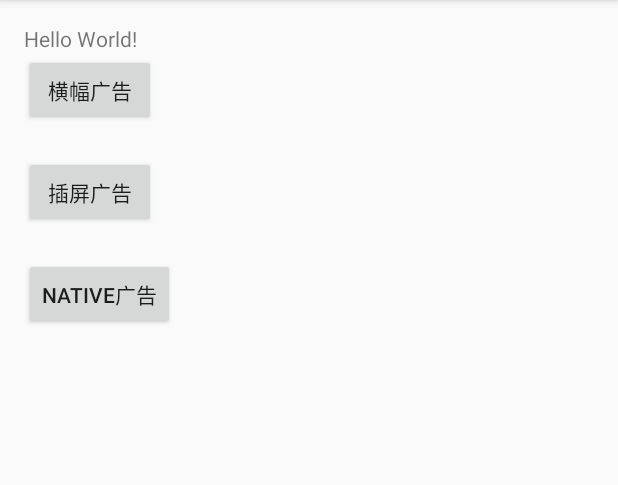
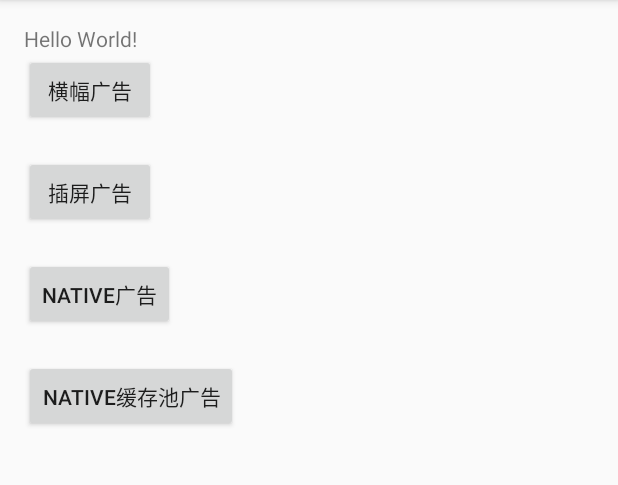
Before and after one commit to HawkAD/Advert, an Android app: the screen it shows after launch (MainActivity), on a phone screen of 412 x 824 dp, the part 84-569 px from its top. Run offline under Robolectric (Android 15) with nearby library versions, the light colour scheme and no system bars; 2 statements that could not run were skipped.

Commit message:
添加缓存池demo功能
N/A

.

Signed-off-by: christuo <christuo@tcl.com>

```diff
--- a/app/src/main/AndroidManifest.xml
+++ b/app/src/main/AndroidManifest.xml
@@ -37,7 +37,11 @@
             android:theme="@style/SubTheme"
             android:configChanges="keyboard|keyboardHidden|orientation|screenLayout|uiMode|screenSize|smallestScreenSize"
             android:launchMode="singleTask"/>
-
+        <activity
+            android:name="com.hawk.android.adsdk.demo.NativeAdPoolActiveity"
+            android:theme="@style/SubTheme"
+            android:configChanges="keyboard|keyboardHidden|orientation|screenLayout|uiMode|screenSize|smallestScreenSize"
+            android:launchMode="singleTask"/>
         <activity android:name="com.facebook.ads.InterstitialAdActivity"
                   android:configChanges="keyboardHidden|orientation|screenSize" />
 
--- a/app/src/main/java/com/hawk/android/adsdk/demo/MainActivity.java
+++ b/app/src/main/java/com/hawk/android/adsdk/demo/MainActivity.java
@@ -12,6 +12,7 @@
     private Button mBannerBtn;
     private Button mInterstitialBtn;
     private Button mNativeBtn;
+    private Button mNativePoolBtn;
 
     @Override
     protected void onCreate(Bundle savedInstanceState) {
@@ -24,9 +25,11 @@
         mBannerBtn = (Button)this.findViewById(R.id.btn_banner);
         mInterstitialBtn = (Button)this.findViewById(R.id.btn_interstitial);
         mNativeBtn = (Button)this.findViewById(R.id.btn_native);
+        mNativePoolBtn = (Button)this.findViewById(R.id.btn_native_pool);
         mBannerBtn.setOnClickListener(this);
         mInterstitialBtn.setOnClickListener(this);
         mNativeBtn.setOnClickListener(this);
+        mNativePoolBtn.setOnClickListener(this);
     }
 
     @Override
@@ -44,7 +47,10 @@
                 Intent intent2 = new Intent(this,NativeAdSpreadSampleActivity.class);
                 this.startActivity(intent2);
                 break;
-
+            case R.id.btn_native_pool:
+                Intent intent3 = new Intent(this,NativeAdPoolActiveity.class);
+                this.startActivity(intent3);
+                break;
 
         }
     }
--- a/app/src/main/java/com/hawk/android/adsdk/demo/MyApplication.java
+++ b/app/src/main/java/com/hawk/android/adsdk/demo/MyApplication.java
@@ -30,7 +30,9 @@
         /**
          * 可以通过这个方法打开和关闭日志
          */
-        HkMobileAds.openLog();
+        if (BuildConfig.DEBUG) {
+            HkMobileAds.openLog();
+        }
         /**
          * sdk初始化方法，拉取并刷新后台配置的相关信息，拉取成功后会保存在本地，请确保在load广告之前调用。
          * 参数：
--- a/app/src/main/java/com/hawk/android/adsdk/demo/NativeAdSpreadSampleActivity.java
+++ b/app/src/main/java/com/hawk/android/adsdk/demo/NativeAdSpreadSampleActivity.java
@@ -87,7 +87,7 @@
         /**
          * setImgUrlMode(false) 可以设置返回图片的模式,true为只返回图片的Url，false为返回图片资源，默认为false
          */
-        mHKNativeAd.loadAd(new HawkAdRequest().setImgUrlMode(true)
+        mHKNativeAd.loadAd(new HawkAdRequest().setImgUrlMode(false)
                 .setMoPubViewBinder(new ViewBinder.Builder(R.layout.mopub_native_ad_layout)
                 .titleId(R.id.native_ad_title)
                 .textId(R.id.native_ad_text)
--- a/app/src/main/res/layout/activity_main.xml
+++ b/app/src/main/res/layout/activity_main.xml
@@ -38,4 +38,11 @@
         android:layout_below="@id/btn_interstitial"
         android:layout_marginTop="20dp"
         android:text="Native广告"/>
+    <Button
+            android:id="@+id/btn_native_pool"
+            android:layout_width="wrap_content"
+            android:layout_height="wrap_content"
+            android:layout_below="@id/btn_native"
+            android:layout_marginTop="20dp"
+            android:text="Native缓存池广告"/>
 </RelativeLayout>
```
Also changed, not shown: app/src/main/java/com/hawk/android/adsdk/demo/NativeAdPoolActiveity.java (added, +129 -0 lines).
